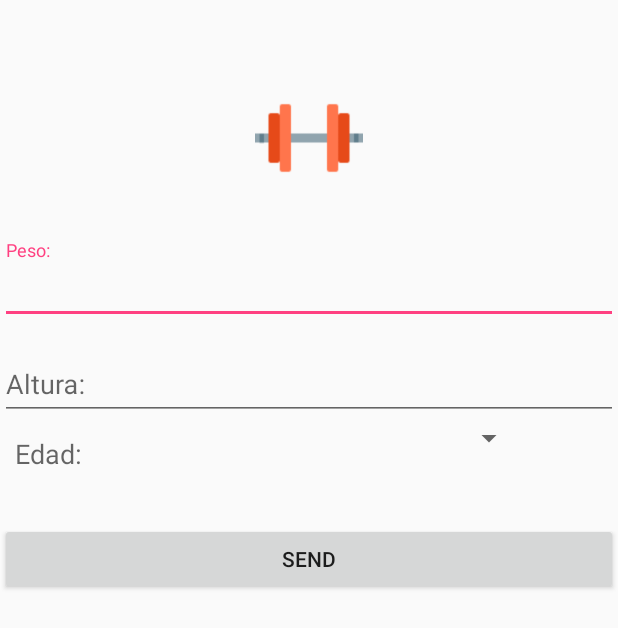
After one commit to albrivas/Gym_App, an Android app: the layout dialogo_inicio.xml on its own in the app's theme, with its tools: preview values and no code run, on a phone screen of 412 x 824 dp. The commit adds this screen. Shown: the top 628 px of the screen. Run offline under Robolectric (Android 15) with nearby library versions, the phone set to English and light mode, and no system bars.

Commit message:
Cambios dialogo inicio - Mendivil

```diff
--- /dev/null
+++ b/Gym_App/app/src/main/res/layout/dialogo_inicio.xml
@@ -0,0 +1,82 @@
+<?xml version="1.0" encoding="utf-8"?>
+<LinearLayout
+    xmlns:android="http://schemas.android.com/apk/res/android"
+    android:layout_width="match_parent"
+    android:layout_height="match_parent"
+    android:fitsSystemWindows="true"
+    android:orientation="vertical"
+    style="@style/AppTheme.Dark"
+    android:paddingTop="16dp"
+    android:paddingLeft="16dp"
+    android:paddingRight="16dp">
+
+    <ImageView
+        android:src="@drawable/gym_logo3"
+        android:layout_width="wrap_content"
+        android:layout_height="72dp"
+        android:layout_marginBottom="24dp"
+        android:layout_gravity="center_horizontal" />
+
+
+
+    <android.support.design.widget.TextInputLayout
+        android:layout_width="match_parent"
+        android:layout_height="wrap_content"
+        android:layout_marginTop="8dp">
+
+        <EditText
+            android:id="@+id/textoPeso"
+            android:layout_width="match_parent"
+            android:layout_height="wrap_content"
+            android:inputType="textEmailAddress"
+            android:hint="Peso:" />
+
+    </android.support.design.widget.TextInputLayout>
+
+    <android.support.design.widget.TextInputLayout
+        android:layout_width="match_parent"
+        android:layout_height="wrap_content"
+        android:layout_marginTop="8dp">
+
+        <EditText
+            android:id="@+id/textoAltura"
+            android:layout_width="match_parent"
+            android:layout_height="wrap_content"
+            android:inputType="textEmailAddress"
+            android:hint="Altura:"
+            />
+
+    </android.support.design.widget.TextInputLayout>
+
+    <LinearLayout
+        android:layout_width="350dp"
+        android:layout_height="wrap_content"
+        android:orientation="horizontal">
+
+        <TextView
+            android:id="@+id/Edad"
+            style="@style/Base.TextAppearance.AppCompat.Medium"
+            android:layout_width="0dp"
+            android:layout_height="wrap_content"
+            android:layout_gravity="center_vertical"
+            android:layout_weight="0.7"
+            android:padding="10dp"
+            android:text="Edad:" />
+
+        <Spinner
+            android:layout_width="wrap_content"
+            android:layout_height="wrap_content"
+            android:textAlignment="center"
+            android:id="@+id/spinnerEdad"/>
+
+    </LinearLayout>
+
+    <android.support.v7.widget.AppCompatButton
+        android:id="@+id/botonSend"
+        android:layout_width="fill_parent"
+        android:layout_height="wrap_content"
+        android:layout_marginTop="24dp"
+        android:layout_marginBottom="24dp"
+        android:padding="12dp"
+        android:text="Send"/>
+</LinearLayout>
```
Also changed, not shown: Gym_App/app/src/main/java/retamar/com/gym_app/Principal.java (+7 -1 lines), Gym_App/app/src/main/java/retamar/com/gym_app/TipoEjercicio.java (+8 -2 lines), Gym_App/app/src/main/java/retamar/com/gym_app/asyntask/LeerEjerciciosBDTask.java (+26 -0 lines), Gym_App/app/src/main/java/retamar/com/gym_app/dialogos/DialogoInicio.java (+47 -3 lines), Gym_App/app/src/main/java/retamar/com/gym_app/utils/Usuario.java (+8 -0 lines), Gym_App/app/src/main/res/layout/item_tipo_ejercicio.xml (+11 -8 lines).
